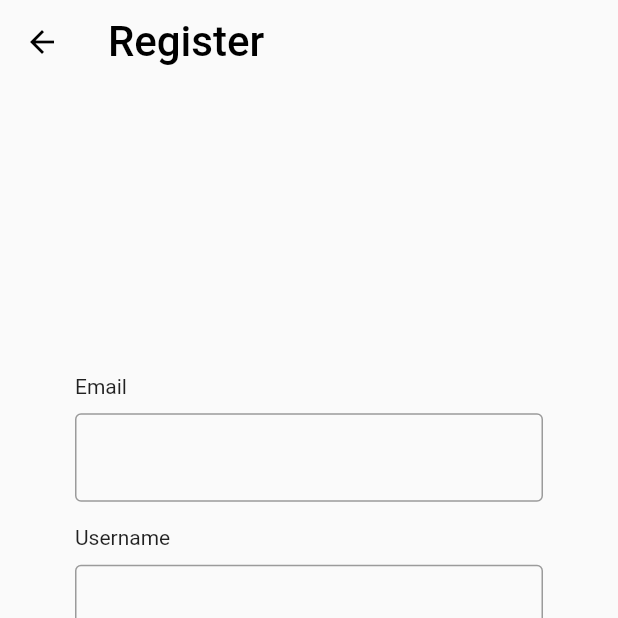
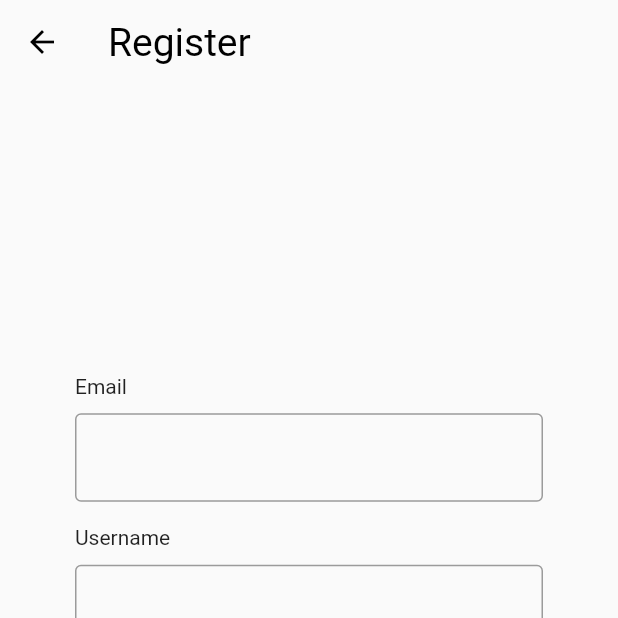
Before and after one commit to marcothuemmler/borrow-app, a Flutter app: the screen it shows after launch, after a tap on "Register", on a phone screen of 412 x 824 dp, the top half of it. Run offline on Flutter 3.47's test engine with Material 2 defaults, Android fonts, the phone set to English and light mode, and no system bars; our stand-ins replace dio, email_validator, flutter_dotenv, flutter_riverpod, flutter_secure_storage, freezed_annotation and 2 more.

Commit message:
Add GoRouter for routing and move ThemeData out of main.dart build method

```diff
--- /dev/null
+++ b/lib/common/theme_data.dart
@@ -0,0 +1,46 @@
+import "package:flutter/material.dart";
+
+final themeData = ThemeData(
+  textButtonTheme: TextButtonThemeData(
+    style: TextButton.styleFrom(
+      padding: const EdgeInsets.symmetric(
+        vertical: 14,
+        horizontal: 32,
+      ),
+      textStyle: const TextStyle(fontSize: 19),
+    ),
+  ),
+  elevatedButtonTheme: ElevatedButtonThemeData(
+    style: ElevatedButton.styleFrom(
+      elevation: 0,
+      padding: const EdgeInsets.symmetric(
+        vertical: 14,
+        horizontal: 32,
+      ),
+      textStyle: const TextStyle(fontSize: 19),
+      shape: const RoundedRectangleBorder(
+        borderRadius: BorderRadius.all(
+          Radius.circular(7),
+        ),
+      ),
+    ),
+  ),
+  bottomNavigationBarTheme: const BottomNavigationBarThemeData(
+    selectedIconTheme: IconThemeData(size: 36),
+    unselectedIconTheme: IconThemeData(size: 36),
+    showSelectedLabels: false,
+    showUnselectedLabels: false,
+  ),
+  primarySwatch: Colors.blue,
+  appBarTheme: const AppBarTheme(
+    titleTextStyle: TextStyle(
+      fontSize: 26,
+      fontWeight: FontWeight.w400,
+      color: Colors.black,
+    ),
+    backgroundColor: Colors.transparent,
+    elevation: 0,
+    foregroundColor: Colors.black,
+    centerTitle: false,
+  ),
+);
--- a/lib/main.dart
+++ b/lib/main.dart
@@ -1,8 +1,6 @@
+import 'package:borrow_app/common/providers.dart';
+import 'package:borrow_app/common/theme_data.dart';
 import 'package:borrow_app/util/dio.util.dart';
-import 'package:borrow_app/views/authentication/login/login.view.dart';
-import 'package:borrow_app/views/authentication/signup/signup.view.dart';
-import 'package:borrow_app/views/home/group.view.dart';
-import 'package:borrow_app/views/home/home.view.dart';
 import 'package:flutter/material.dart';
 import 'package:flutter_dotenv/flutter_dotenv.dart';
 import 'package:flutter_riverpod/flutter_riverpod.dart';
@@ -13,22 +11,14 @@ void main() async {
   runApp(const ProviderScope(child: MyApp()));
 }
 
-class MyApp extends StatelessWidget {
+class MyApp extends ConsumerWidget {
   const MyApp({super.key});
 
   @override
-  Widget build(BuildContext context) {
-    return MaterialApp(
-      title: 'Flutter Demo',
-      theme: ThemeData(
-        primarySwatch: Colors.blue,
-      ),
-      routes: {
-        '/': (context) => const HomeView(),
-        "/login": (context) => const LoginView(),
-        "/register": (context) => const SignupView(),
-        "/showGroups": (context) => GroupView(),
-      },
+  Widget build(BuildContext context, WidgetRef ref) {
+    return MaterialApp.router(
+      theme: themeData,
+      routerConfig: ref.watch(providers.routerProvider),
       debugShowCheckedModeBanner: false,
     );
   }
--- /dev/null
+++ b/lib/services/routing/router.dart
@@ -0,0 +1,85 @@
+import "package:borrow_app/services/routing/routes.dart";
+import "package:borrow_app/views/authentication/login/login.view.dart";
+import "package:borrow_app/views/authentication/signup/signup.view.dart";
+// import "package:borrow_app/views/dashboard/dashboard_wrapper.view.dart";
+import "package:borrow_app/views/home/home.view.dart";
+import "package:flutter/material.dart";
+import "package:flutter_riverpod/flutter_riverpod.dart";
+import "package:go_router/go_router.dart";
+
+final routerProviderDef = Provider<GoRouter>((ref) {
+  return GoRouter(
+    // TODO: redirect
+    // debugLogDiagnostics: true,
+    // redirect: (context, state) async {
+    //   final secureStorage = ref.watch(providers.secureStorageProvider);
+    //   final refreshToken = await secureStorage.read(key: "refreshToken");
+    //   final isLoggedIn = refreshToken is String;
+    //   final isLoginIn = RegExp(r"^/(login|signup)").hasMatch(state.location);
+    //   if (!isLoggedIn && !isLoginIn) {
+    //     return "/";
+    //   }
+    //   return null;
+    // },
+    routes: [
+      GoRoute(
+        name: homeRoute.name,
+        path: homeRoute.path,
+        pageBuilder: (context, state) => const MaterialPage(
+          child: HomeView(),
+        ),
+        routes: [
+          GoRoute(
+            name: loginRoute.name,
+            path: loginRoute.path,
+            pageBuilder: (context, state) => const MaterialPage(child: LoginView()),
+          ),
+          GoRoute(
+            name: signupRoute.name,
+            path: signupRoute.path,
+            pageBuilder: (context, state) => const MaterialPage(child: SignupView()),
+          ),
+          // TODO: group selection screen
+          GoRoute(
+            name: groupsRoute.name,
+            path: groupsRoute.path,
+            pageBuilder: (context, state) => MaterialPage(child: Container()),
+          ),
+          // TODO: Possibly replace with TabBarView
+          // ShellRoute(
+          //   pageBuilder: (context, state, child) => MaterialPage(child: DashboardWrapperView(child: child)),
+          //   routes: [
+          //     GoRoute(
+          //       name: groupRoute.name,
+          //       // TODO: get group by id from backend
+          //       // path: "${groupRoute.name}/:id",
+          //       path: groupRoute.path,
+          //       builder: (context, state) => Container(),
+          //       routes: [
+          //         GoRoute(
+          //           name: itemRoute.name,
+          //           path: "${itemRoute.path}/:id",
+          //           builder: (context, state) => Container(),
+          //         )
+          //       ],
+          //     ),
+          //     GoRoute(
+          //       name: profileRoute.name,
+          //       path: profileRoute.path,
+          //       builder: (context, state) => Container(),
+          //     )
+          //   ],
+          // ),
+        ],
+      ),
+    ],
+    errorPageBuilder: (context, state) {
+      return MaterialPage(
+        key: state.pageKey,
+        child: Scaffold(
+          body: Center(child: Text(state.error.toString())),
+        ),
+      );
+    },
+  );
+});
--- a/lib/views/authentication/signup/signup.view.dart
+++ b/lib/views/authentication/signup/signup.view.dart
@@ -1,6 +1,5 @@
 import 'package:borrow_app/common/providers.dart';
 import 'package:borrow_app/views/authentication/auth.model.dart';
-import 'package:borrow_app/widgets/buttons/primary_button.widget.dart';
 import 'package:borrow_app/widgets/textform_fields/password_field.widget.dart';
 import 'package:borrow_app/widgets/textform_fields/textfield.widget.dart';
 import 'package:flutter/material.dart';
@@ -26,21 +25,12 @@ class _SignupViewState extends ConsumerState<SignupView> {
 
   @override
   Widget build(BuildContext context) {
-    final controller = ref.read(providers.signupControllerProvider.notifier);
+    final controller = ref.watch(providers.signupControllerProvider.notifier);
     return Scaffold(
       appBar: AppBar(
-          automaticallyImplyLeading: false,
-          leading: const BackButton(),
-          centerTitle: false,
-          title: const Text("Register"),
-          titleTextStyle: const TextStyle(
-            fontSize: 28,
-            fontWeight: FontWeight.w500,
-            color: Colors.black,
-          ),
-          backgroundColor: Colors.transparent,
-          elevation: 0,
-          foregroundColor: Colors.black),
+        leading: const BackButton(),
+        title: const Text("Register"),
+      ),
       body: Container(
         padding: const EdgeInsets.symmetric(horizontal: 50),
         child: Form(
@@ -72,8 +62,8 @@ class _SignupViewState extends ConsumerState<SignupView> {
               Row(
                 mainAxisAlignment: MainAxisAlignment.end,
                 children: [
-                  PrimaryButtonWidget(
-                    text: "Submit",
+                  ElevatedButton(
+                    child: const Text("Submit"),
                     onPressed: () {
                       _formKey.currentState!.save();
                       if (_formKey.currentState!.validate()) {
--- a/lib/views/home/home.view.dart
+++ b/lib/views/home/home.view.dart
@@ -1,6 +1,6 @@
-import 'package:borrow_app/widgets/buttons/primary_button.widget.dart';
-import 'package:borrow_app/widgets/buttons/secondary_button.widget.dart';
-import 'package:flutter/material.dart';
+import "package:borrow_app/services/routing/routes.dart";
+import "package:flutter/material.dart";
+import "package:go_router/go_router.dart";
 
 class HomeView extends StatelessWidget {
   const HomeView({super.key});
@@ -24,16 +24,16 @@ class HomeView extends StatelessWidget {
           child: Column(
             mainAxisAlignment: MainAxisAlignment.end,
             children: <Widget>[
-              PrimaryButtonWidget(
-                onPressed: () => Navigator.pushNamed(context, "/login"),
-                text: "Login",
+              ElevatedButton(
+                onPressed: () => context.goNamed(loginRoute.name),
+                child: const Text("Login"),
               ),
               const SizedBox(
                 height: 20,
               ),
-              SecondaryButtonWidget(
-                onPressed: () => Navigator.pushNamed(context, "/register"),
-                text: "Register",
+              TextButton(
+                onPressed: () => context.goNamed(signupRoute.name),
+                child: const Text("Register"),
               )
             ],
           ),
--- a/lib/widgets/buttons/primary_button.widget.dart
+++ /dev/null
@@ -1,32 +0,0 @@
-import 'package:flutter/material.dart';
-
-class PrimaryButtonWidget extends StatelessWidget {
-  final void Function()? onPressed;
-  final String text;
-  const PrimaryButtonWidget({
-    super.key,
-    required this.onPressed,
-    required this.text,
-  });
-
-  @override
-  Widget build(BuildContext context) {
-    return ElevatedButton(
-      style: ElevatedButton.styleFrom(
-        elevation: 0,
-        padding: const EdgeInsets.symmetric(
-          vertical: 14,
-          horizontal: 32,
-        ),
-        textStyle: const TextStyle(fontSize: 19),
-        shape: const RoundedRectangleBorder(
-          borderRadius: BorderRadius.all(
-            Radius.circular(7),
-          ),
-        ),
-      ),
-      onPressed: onPressed,
-      child: Text(text),
-    );
-  }
-}
--- a/lib/widgets/buttons/secondary_button.widget.dart
+++ /dev/null
@@ -1,27 +0,0 @@
-import 'package:flutter/material.dart';
-
-class SecondaryButtonWidget extends StatelessWidget {
-  final String text;
-  final void Function()? onPressed;
-
-  const SecondaryButtonWidget({
-    super.key,
-    required this.onPressed,
-    required this.text,
-  });
-
-  @override
-  Widget build(BuildContext context) {
-    return TextButton(
-      onPressed: onPressed,
-      style: TextButton.styleFrom(
-        padding: const EdgeInsets.symmetric(
-          vertical: 14,
-          horizontal: 32,
-        ),
-        textStyle: const TextStyle(fontSize: 19),
-      ),
-      child: Text(text),
-    );
-  }
-}
--- a/pubspec.yaml
+++ b/pubspec.yaml
@@ -42,6 +42,7 @@ dependencies:
   freezed_annotation: ^2.2.0
   email_validator: ^2.1.16
   flutter_secure_storage: ^8.0.0
+  go_router: ^7.0.1
 
 dev_dependencies:
   flutter_test:
```
Also changed, not shown: analysis_options.yaml (+13 -0 lines), lib/common/providers.dart (+11 -8 lines), lib/services/routing/routes.dart (added, +13 -0 lines), lib/views/LoginScreen.dart (deleted, +0 -50 lines), lib/views/authentication/login/login.view.dart (+12 -16 lines), pubspec.lock, 1 other file.
